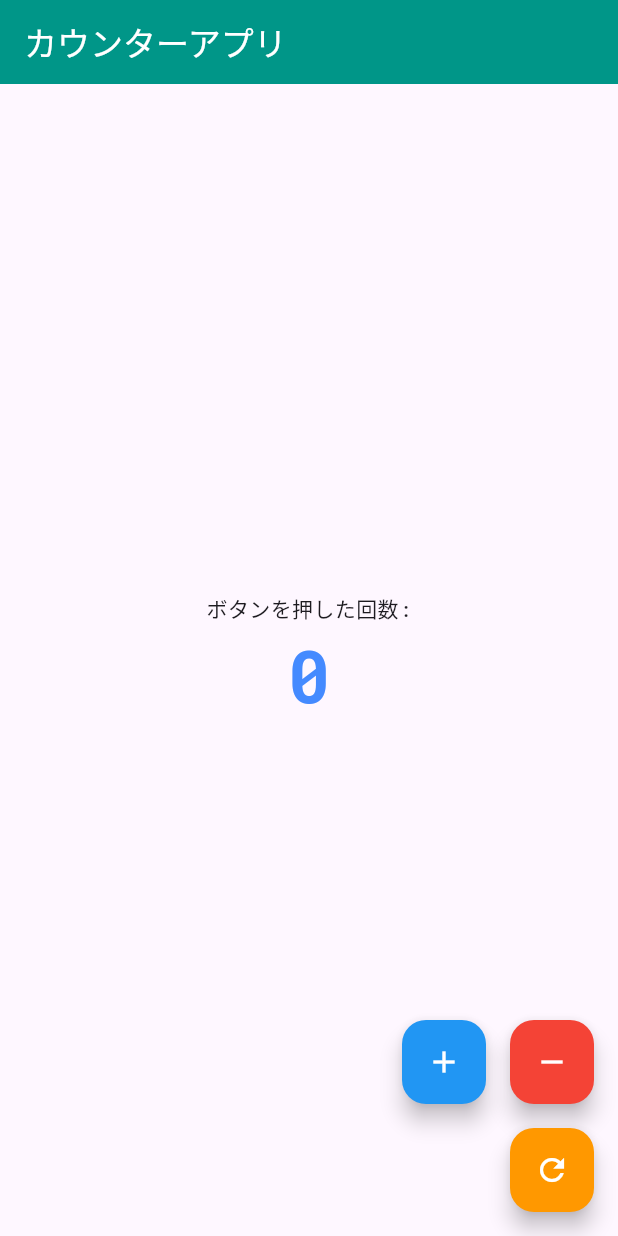
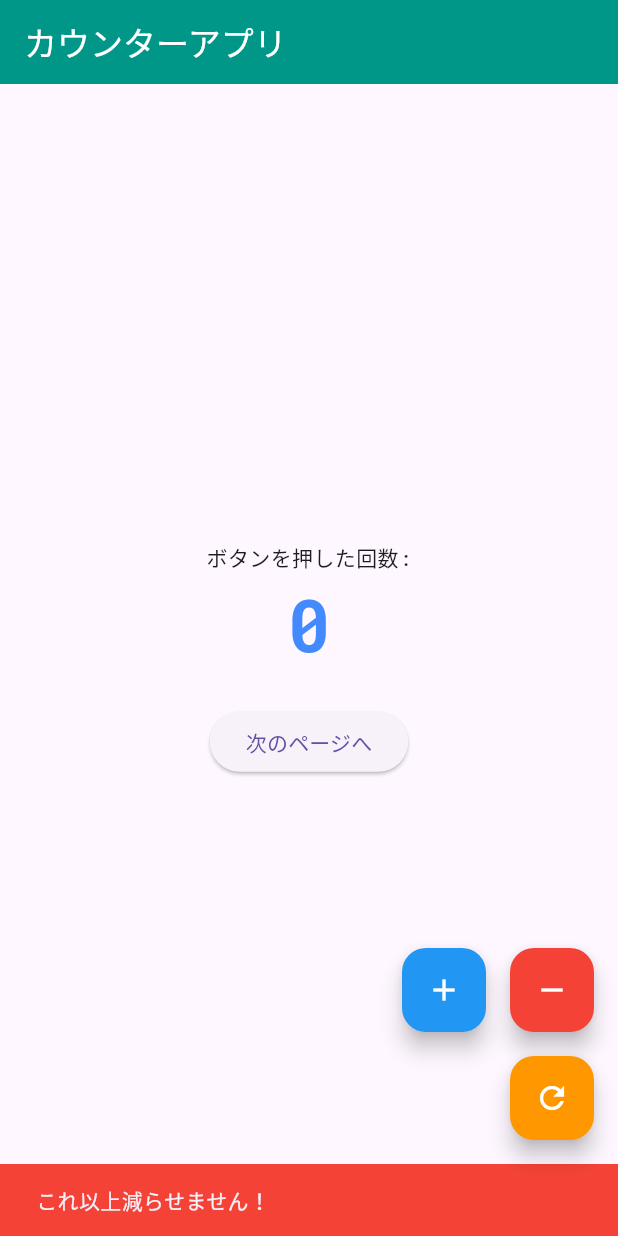
Before and after one commit to nakajinbee/nakajinbee-flutter-tutorial, a Flutter app: the screen it shows after launch, after a tap on the "remove" icon, on a phone screen of 412 x 824 dp. Run offline on Flutter 3.47's test engine with Material 3 defaults, Android fonts, the phone set to English and light mode, and no system bars.

Commit message:
画面を追加

```diff
--- a/lib/main.dart
+++ b/lib/main.dart
@@ -1,4 +1,5 @@
 import 'package:flutter/material.dart';
+import 'screens/second_page.dart';
 
 void main() {
   runApp(const MyApp());
@@ -55,18 +56,33 @@
     });
   }
 
-  void _decrementCounter() {
+  void _decrementCounter(BuildContext context) {
     setState(() {
-      if(_counter > 0){
-        _counter--;
+      if(_counter <= 0){
+        ScaffoldMessenger.of(context).showSnackBar(
+          const SnackBar(
+            content: Text('これ以上減らせません！'),
+            backgroundColor: Colors.red,
+            duration: Duration(seconds: 2),
+          ),
+      );
+        return;
       }
+      _counter--;
     });
   }
   void _resetCounter() {
-  setState(() {
-    _counter = 0; // カウントをリセット
-  });
-}
+    setState(() {
+      _counter = 0; // カウントをリセット
+    });
+  }
+  void _navigateToSecondPage(BuildContext context) {
+    Navigator.of(context).push(
+      MaterialPageRoute(
+        builder: (context) => const SecondPage(),
+      ),
+    );
+  }
 
   @override
   Widget build(BuildContext context) {
@@ -85,6 +101,11 @@
                 color:Colors.blueAccent,
               ),
             ),
+            const SizedBox(height: 20),
+            ElevatedButton(
+              onPressed: () => _navigateToSecondPage(context),
+              child: const Text('次のページへ'),
+            ),
           ],
         ),
       ),
@@ -102,7 +123,7 @@
               ),
               const SizedBox(width: 16),
               FloatingActionButton(
-                onPressed: _decrementCounter,
+                onPressed: () => _decrementCounter(context),
                 tooltip: 'Decrement',
                 backgroundColor: Colors.red,
                 child: const Icon(Icons.remove),
```
Also changed, not shown: lib/screens/second_page.dart (added, +28 -0 lines).
